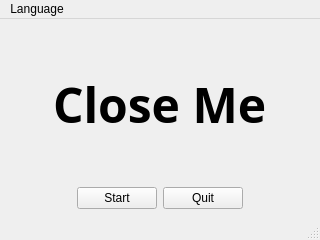
The window that Start_Window.ui (ATX735/Close-Me) describes before a commit, drawn with Qt 5.
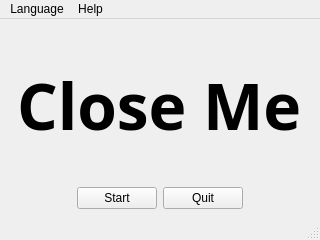
The same window after the commit.

```diff
--- a/Start_Window.ui
+++ b/Start_Window.ui
@@ -35,7 +35,7 @@
         <property name="font">
          <font>
           <family>Agency FB</family>
-          <pointsize>36</pointsize>
+          <pointsize>48</pointsize>
           <weight>75</weight>
           <bold>true</bold>
          </font>
@@ -123,7 +123,14 @@
     <addaction name="English_Action"/>
     <addaction name="Chinese_Action"/>
    </widget>
+   <widget class="QMenu" name="menuHelp">
+    <property name="title">
+     <string>Help</string>
+    </property>
+    <addaction name="actionI_Need_Help"/>
+   </widget>
    <addaction name="menuLanguage"/>
+   <addaction name="menuHelp"/>
   </widget>
   <widget class="QStatusBar" name="statusbar"/>
   <action name="English_Action">
```
Left out of the diff: 5 changed lines with no effect on the pictures.
